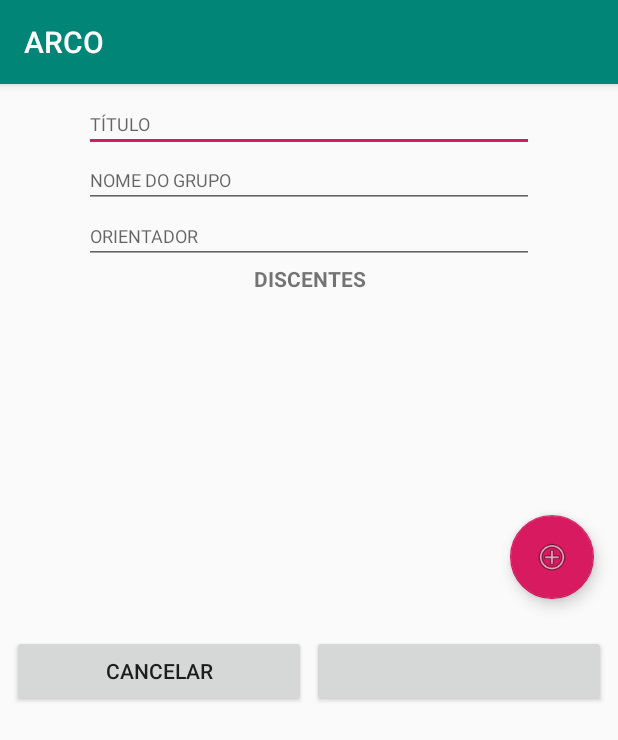
After one commit to eng-edu/APP, an Android app: the NovoArco screen opened directly, with no data from a screen before it, on a phone screen of 412 x 824 dp. The commit adds this screen. Shown: the top 740 px of the screen. Run offline under Robolectric (Android 15) with nearby library versions, the phone set to English and light mode, and no system bars.

Commit message:
novo arco

```diff
--- a/app/src/main/AndroidManifest.xml
+++ b/app/src/main/AndroidManifest.xml
@@ -18,8 +18,9 @@
                 <category android:name="android.intent.category.LAUNCHER" />
             </intent-filter>
         </activity>
-        <activity android:name=".view.Main" />
-        <activity android:name=".view.Cadastro"></activity>
+        <activity android:name=".view.MenuPrincipal" />
+        <activity android:name=".view.Cadastro" />
+        <activity android:name=".view.NovoArco"></activity>
     </application>
 
 </manifest>
--- a/app/src/main/java/com/developer/edu/arco/controller/ControllerCadastro.java
+++ b/app/src/main/java/com/developer/edu/arco/controller/ControllerCadastro.java
@@ -1,10 +1,7 @@
 package com.developer.edu.arco.controller;
 
 import android.content.Context;
-import android.content.SharedPreferences;
 import android.widget.Toast;
-
-import com.developer.edu.arco.R;
 import com.developer.edu.arco.conectionAPI.ConfigRetrofit;
 
 import retrofit2.Call;
@@ -52,8 +49,6 @@ public class ControllerCadastro {
                 }
             });
 
-
-
         } else {
             Toast.makeText(context, "Preencha todos os campos!", Toast.LENGTH_LONG).show();
         }
--- a/app/src/main/java/com/developer/edu/arco/view/Login.java
+++ b/app/src/main/java/com/developer/edu/arco/view/Login.java
@@ -26,9 +26,10 @@ public class Login extends AppCompatActivity {
         SharedPreferences sharedPreferences = getSharedPreferences(String.valueOf(R.string.preference_key), Context.MODE_PRIVATE);
         String result = sharedPreferences.getString(String.valueOf(R.string.TOKENAPI), "");
 
+
         //verifica se o usuario já está logado
         if (result.length()>0) {
-            Intent mudarParaMain = new Intent(getApplicationContext(), Main.class);
+            Intent mudarParaMain = new Intent(getApplicationContext(), MenuPrincipal.class);
             startActivity(mudarParaMain);
             finish();
         }
--- /dev/null
+++ b/app/src/main/java/com/developer/edu/arco/view/NovoArco.java
@@ -0,0 +1,15 @@
+package com.developer.edu.arco.view;
+
+import android.support.v7.app.AppCompatActivity;
+import android.os.Bundle;
+
+import com.developer.edu.arco.R;
+
+public class NovoArco extends AppCompatActivity {
+
+    @Override
+    protected void onCreate(Bundle savedInstanceState) {
+        super.onCreate(savedInstanceState);
+        setContentView(R.layout.activity_novo_arco);
+    }
+}
--- /dev/null
+++ b/app/src/main/res/layout/activity_novo_arco.xml
@@ -0,0 +1,123 @@
+<ScrollView xmlns:android="http://schemas.android.com/apk/res/android"
+    xmlns:app="http://schemas.android.com/apk/res-auto"
+    xmlns:tools="http://schemas.android.com/tools"
+    android:layout_width="fill_parent"
+    android:layout_height="fill_parent"
+    tools:context=".view.NovoArco">
+
+    <android.support.constraint.ConstraintLayout
+        android:layout_width="match_parent"
+        android:layout_height="match_parent">
+
+
+        <LinearLayout
+
+            android:id="@+id/linearLayout"
+            android:layout_width="match_parent"
+            android:layout_height="wrap_content"
+            android:layout_marginStart="8dp"
+            android:layout_marginTop="8dp"
+            android:layout_marginEnd="8dp"
+            android:layout_marginBottom="8dp"
+            android:orientation="vertical"
+            app:layout_constraintBottom_toTopOf="@+id/btn_novoarco_cancelar"
+            app:layout_constraintEnd_toEndOf="parent"
+            app:layout_constraintStart_toStartOf="parent"
+            app:layout_constraintTop_toTopOf="parent"
+            tools:ignore="MissingConstraints">
+
+            <EditText
+                android:id="@+id/ed_novoarco_titulo"
+                android:layout_width="wrap_content"
+                android:layout_height="wrap_content"
+                android:layout_gravity="center"
+                android:hint="@string/ed_hint_tituloarco"
+                android:minWidth="300dp"
+                android:textSize="12sp" />
+
+            <EditText
+                android:id="@+id/ed_novoarco_grupo"
+                android:layout_width="wrap_content"
+                android:layout_height="wrap_content"
+                android:layout_gravity="center"
+                android:hint="@string/ed_hint_nomegrupo"
+                android:minWidth="300dp"
+                android:textSize="12sp" />
+
+            <EditText
+                android:id="@+id/ed_novoarco_orientador"
+                android:layout_width="wrap_content"
+                android:layout_height="wrap_content"
+                android:layout_gravity="center"
+                android:hint="@string/ed_hint_orientador"
+                android:minWidth="300dp"
+                android:textSize="12sp" />
+
+            <TextView
+                android:layout_width="wrap_content"
+                android:layout_height="wrap_content"
+                android:layout_gravity="center"
+                android:minWidth="300dp"
+                android:text="DISCENTES"
+                android:textAlignment="center"
+                android:textAllCaps="true"
+                android:textSize="14sp"
+                android:textStyle="bold" />
+
+            <ListView
+                android:id="@+id/list_novoarco_discentes"
+                android:layout_width="match_parent"
+                android:layout_height="220dp">
+
+            </ListView>
+
+        </LinearLayout>
+
+
+        <android.support.design.widget.FloatingActionButton
+            android:id="@+id/float_novoarco_adddiscentes"
+            android:layout_width="wrap_content"
+            android:layout_height="wrap_content"
+            android:layout_marginEnd="16dp"
+            android:layout_marginBottom="16dp"
+            android:src="@android:drawable/ic_menu_add"
+            app:layout_constraintBottom_toBottomOf="@+id/linearLayout"
+            app:layout_constraintEnd_toEndOf="parent" />
+
+        <Button
+            android:id="@+id/btn_novoarco_cancelar"
+            android:layout_width="0dp"
+            android:layout_height="wrap_content"
+            android:layout_marginStart="8dp"
+            android:layout_marginEnd="2dp"
+            android:layout_marginBottom="8dp"
+            android:gravity="center"
+            android:text="@string/btn_cancelar"
+            android:textAlignment="center"
+            app:layout_constraintBottom_toBottomOf="parent"
+            app:layout_constraintEnd_toStartOf="@+id/guideline"
+            app:layout_constraintStart_toStartOf="parent" />
+
+        <Button
+            android:id="@+id/btn_novoarco_criar"
+            android:layout_width="0dp"
+            android:layout_height="wrap_content"
+            android:layout_marginStart="2dp"
+            android:layout_marginEnd="8dp"
+            android:layout_marginBottom="8dp"
+            android:gravity="center"
+            android:textAlignment="center"
+            app:layout_constraintBottom_toBottomOf="parent"
+            app:layout_constraintEnd_toEndOf="parent"
+            app:layout_constraintStart_toStartOf="@+id/guideline"
+            tools:text="@string/btn_criar" />
+
+        <android.support.constraint.Guideline
+            android:id="@+id/guideline"
+            android:layout_width="wrap_content"
+            android:layout_height="wrap_content"
+            android:orientation="vertical"
+            app:layout_constraintGuide_percent="0.5" />
+
+    </android.support.constraint.ConstraintLayout>
+</ScrollView>
--- a/app/src/main/res/values/strings.xml
+++ b/app/src/main/res/values/strings.xml
@@ -12,4 +12,16 @@
     <string name="ed_hint_formacao">Formação</string>
     <string name="ed_hint_instituicao">Instituição</string>
     <string name="ed_hint_nome">Nome</string>
+    <string name="btn_principal_novo_arco">Novo Arco</string>
+    <string name="btn_principal_meusarcos">MEUS ARCOS</string>
+    <string name="btn_principal_arcoscompartilhados">ARCOS COMPARTILHADOS</string>
+    <string name="btn_principal_solicitacoes">SOLICITAÇÕES DE NOVOS ARCOS</string>
+    <string name="ed_hint_nomegrupo">NOME DO GRUPO</string>
+    <string name="ed_hint_tituloarco">TÍTULO</string>
+    <string name="ed_hint_orientador">ORIENTADOR</string>
+    <string name="btn_cancelar">CANCELAR</string>
+    <string name="btn_criar">CRIAR</string>
+    <string name="tipo_login">TIPOLOGIN</string>
+
+    />
 </resources>
```
Also changed, not shown: app/src/main/java/com/developer/edu/arco/controller/ControllerLogin.java (+13 -4 lines), app/src/main/java/com/developer/edu/arco/view/Main.java (deleted, +0 -38 lines), app/src/main/java/com/developer/edu/arco/view/MenuPrincipal.java (added, +72 -0 lines), app/src/main/res/layout/activity_cadastro.xml (+10 -6 lines), app/src/main/res/layout/activity_login.xml (+8 -4 lines), app/src/main/res/layout/activity_main.xml (deleted, +0 -9 lines), app/src/main/res/layout/activity_menu_principal.xml (added, +53 -0 lines).
